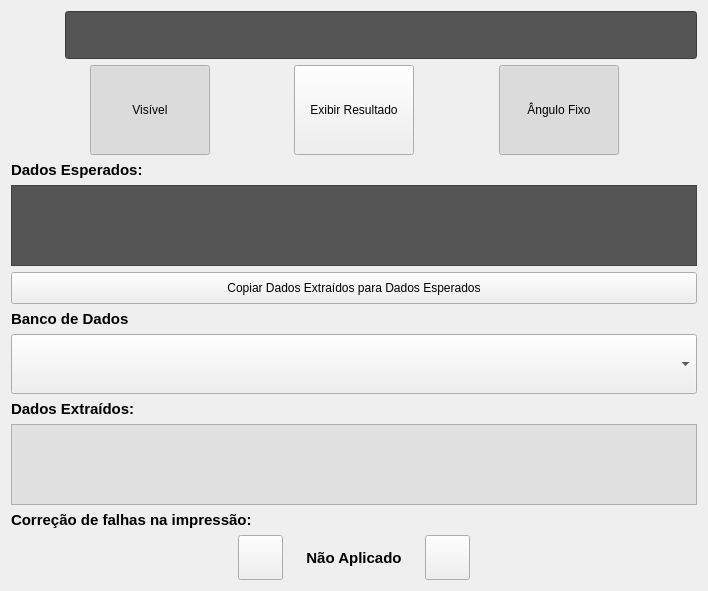
Masipack/LDV, file LDFV2/interface/widgets/paramsocr.ui: the form before one commit.
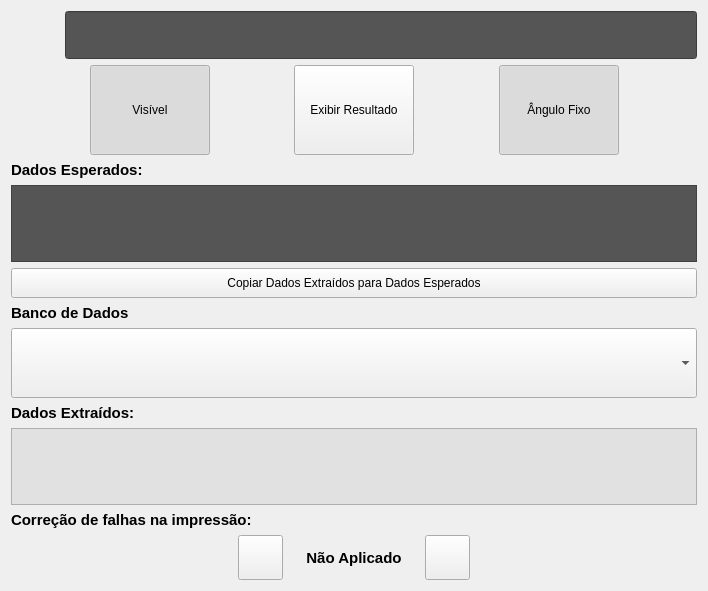
The form after the commit. Icons and pictures are not drawn. Custom widgets are drawn as their Qt base class.

```diff
--- a/LDFV2/interface/widgets/paramsocr.ui
+++ b/LDFV2/interface/widgets/paramsocr.ui
@@ -309,12 +309,25 @@
      </property>
     </widget>
    </item>
+   <item>
+    <spacer name="verticalSpacer_2">
+     <property name="orientation">
+      <enum>Qt::Vertical</enum>
+     </property>
+     <property name="sizeHint" stdset="0">
+      <size>
+       <width>20</width>
+       <height>40</height>
+      </size>
+     </property>
+    </spacer>
+   </item>
    <item>
     <widget class="QPushButton" name="pushButton">
      <property name="minimumSize">
       <size>
        <width>0</width>
-       <height>32</height>
+       <height>30</height>
       </size>
      </property>
      <property name="maximumSize">
@@ -332,6 +345,19 @@
      </property>
     </widget>
    </item>
+   <item>
+    <spacer name="verticalSpacer">
+     <property name="orientation">
+      <enum>Qt::Vertical</enum>
+     </property>
+     <property name="sizeHint" stdset="0">
+      <size>
+       <width>20</width>
+       <height>40</height>
+      </size>
+     </property>
+    </spacer>
+   </item>
    <item>
     <widget class="QLabel" name="lbl_database">
      <property name="font">
@@ -351,7 +377,7 @@
      <property name="minimumSize">
       <size>
        <width>0</width>
-       <height>60</height>
+       <height>70</height>
       </size>
      </property>
      <property name="styleSheet">
```
